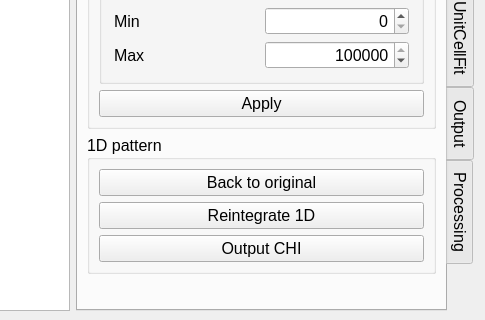
This is ui/pkpo-v.ui in SHDShim/PeakPo as Qt 5 draws it before an edit; both pictures show x 552 to 1037 and y 388 to 708 of the 1037 by 708 pixel window. The edited form follows.
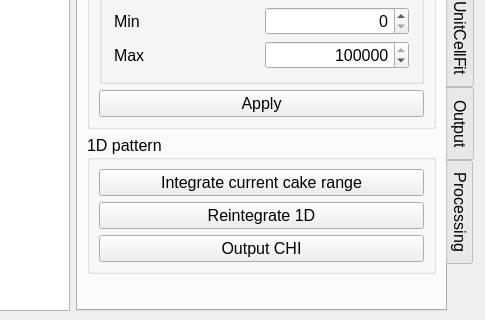
This is the edited form. The open tabs and pages were chosen to show the change. Custom widgets are drawn as their Qt base class.

Diff of the .ui file:
```diff
--- a/ui/pkpo-v.ui
+++ b/ui/pkpo-v.ui
@@ -1899,7 +1899,7 @@
            <item>
             <widget class="QPushButton" name="pushButton_BackToOriginal">
              <property name="text">
-              <string>Back to original</string>
+              <string>Integrate current cake range</string>
              </property>
             </widget>
            </item>
```
Left out of the diff: 2 changed lines with no effect on the pictures.
